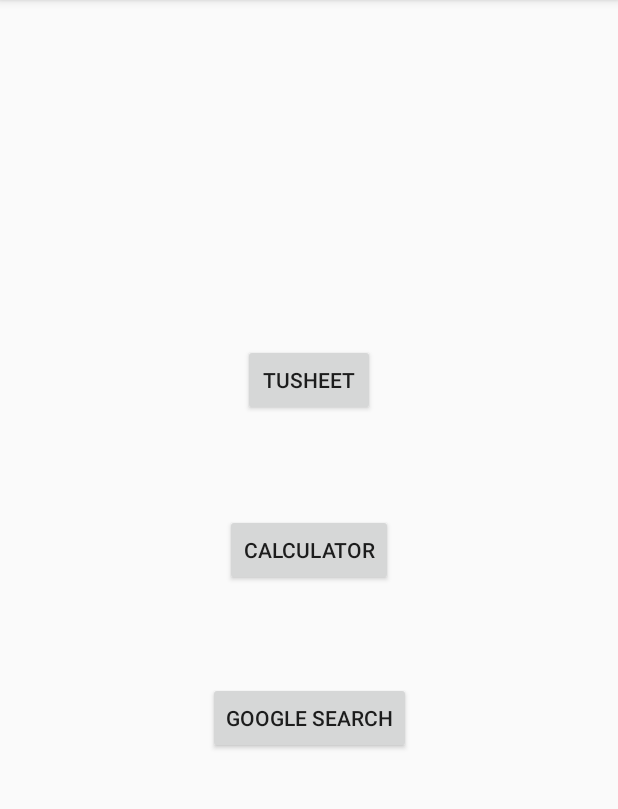
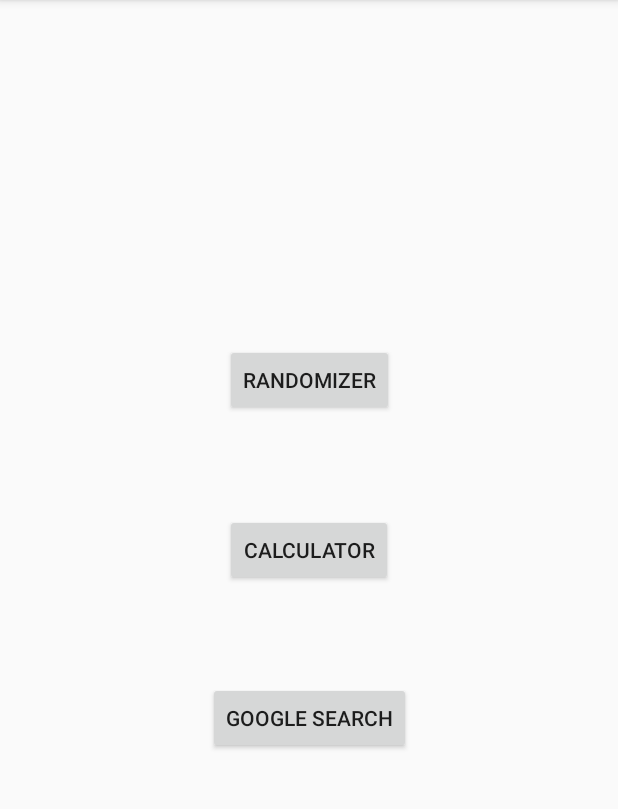
Before and after one commit to Tusheet10Goli/LoginApplication, an Android app: the SecondActivity screen opened directly, with no data from a screen before it, on a phone screen of 412 x 824 dp, the part 84-893 px from its top. Run offline under Robolectric (Android 15) with nearby library versions, the phone set to English and light mode, and no system bars.

```diff
--- a/app/src/main/AndroidManifest.xml
+++ b/app/src/main/AndroidManifest.xml
@@ -9,7 +9,8 @@
         android:roundIcon="@mipmap/ic_launcher_round"
         android:supportsRtl="true"
         android:theme="@style/AppTheme">
-        <activity android:name=".Temporary"></activity>
+        <activity android:name=".Randomizer"></activity>
+        <activity android:name=".Temporary" />
         <activity android:name=".Calculator" />
         <activity android:name=".SecondActivity" />
         <activity android:name=".ThirdActivity" />
--- a/app/src/main/java/com/example/loginapplication/SecondActivity.java
+++ b/app/src/main/java/com/example/loginapplication/SecondActivity.java
@@ -4,17 +4,24 @@ import android.content.Intent;
 import android.net.Uri;
 import android.os.Bundle;
 import android.support.v7.app.AppCompatActivity;
+import android.util.Log;
 import android.view.View;
 import android.widget.Button;
 
-import com.example.loginapplication.R;
+public class SecondActivity extends AppCompatActivity {
 
-public class SecondActivity extends AppCompatActivity {
+    private static final String TAG = SecondActivity.class.getSimpleName();
 
     @Override
     protected void onCreate(Bundle savedInstanceState) {
         super.onCreate(savedInstanceState);
         setContentView(R.layout.activity_second);
+
+        Log.i(TAG, "details in " + TAG);
+        Log.d(TAG, "details in " + TAG);
+        Log.e(TAG, "details in " + TAG);
+        Log.v(TAG, "details in " + TAG);
+        Log.w(TAG, "details in " + TAG);
 
         Button bt1  = (Button) findViewById(R.id.bt1);
         bt1.setOnClickListener(new View.OnClickListener() {
@@ -29,7 +36,7 @@ public class SecondActivity extends AppCompatActivity {
         bt3.setOnClickListener(new View.OnClickListener() {
             @Override
             public void onClick(View v) {
-                Intent startIntent = new Intent(getApplicationContext(), Temporary.class);
+                Intent startIntent = new Intent(getApplicationContext(), Randomizer.class);
                 startActivity(startIntent);
             }
         });
--- a/app/src/main/res/layout/activity_second.xml
+++ b/app/src/main/res/layout/activity_second.xml
@@ -50,7 +50,7 @@
         android:layout_marginEnd="8dp"
         android:layout_marginRight="8dp"
         android:layout_marginBottom="8dp"
-        android:text="@string/tusheet"
+        android:text="@string/randomizer"
         app:layout_constraintBottom_toTopOf="@+id/bt2"
         app:layout_constraintEnd_toEndOf="parent"
         app:layout_constraintStart_toStartOf="parent"
--- a/app/src/main/res/values/strings.xml
+++ b/app/src/main/res/values/strings.xml
@@ -5,7 +5,6 @@
     <string name="username">Username</string>
     <string name="login">Login</string>
     <string name="number_of_incorrect_attempts">Number Of Incorrect Attempts :</string>
-    <string name="textview">TextView</string>
     <string name="login_successful">LOGIN SUCCESSFUL</string>
     <string name="number_of_attempts_remaining_5">Number Of Attempts Remaining : 5</string>
     <string name="username_password_is_incorrect_do_you_want_to_try_again">USERNAME/PASSWORD IS INCORRECT. DO YOU WANT TO TRY AGAIN?</string>
@@ -19,4 +18,8 @@
     <string name="calculator">Calculator</string>
     <string name="google_search">Google Search</string>
     <string name="tusheet">Tusheet</string>
+    <string name="roll">Roll</string>
+    <string name="how_many">How Many?</string>
+    <string name="textview">TextView</string>
+    <string name="randomizer">Randomizer</string>
 </resources>
```
Also changed, not shown: app/src/main/java/com/example/loginapplication/MainActivity.java (+9 -3 lines).
